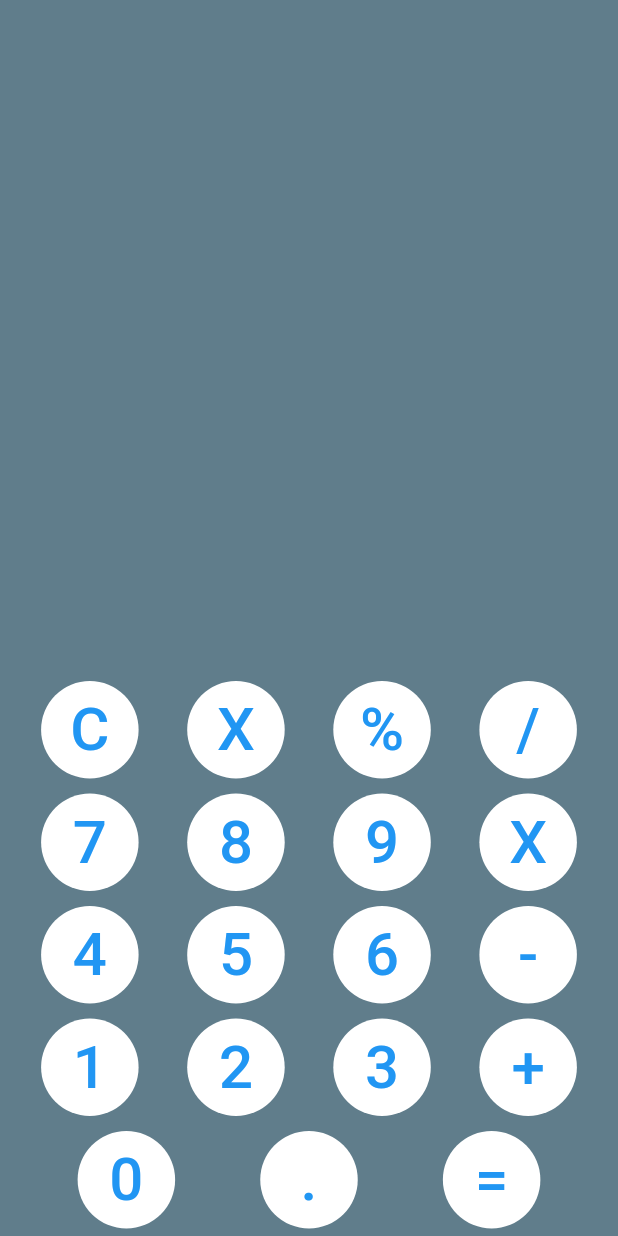
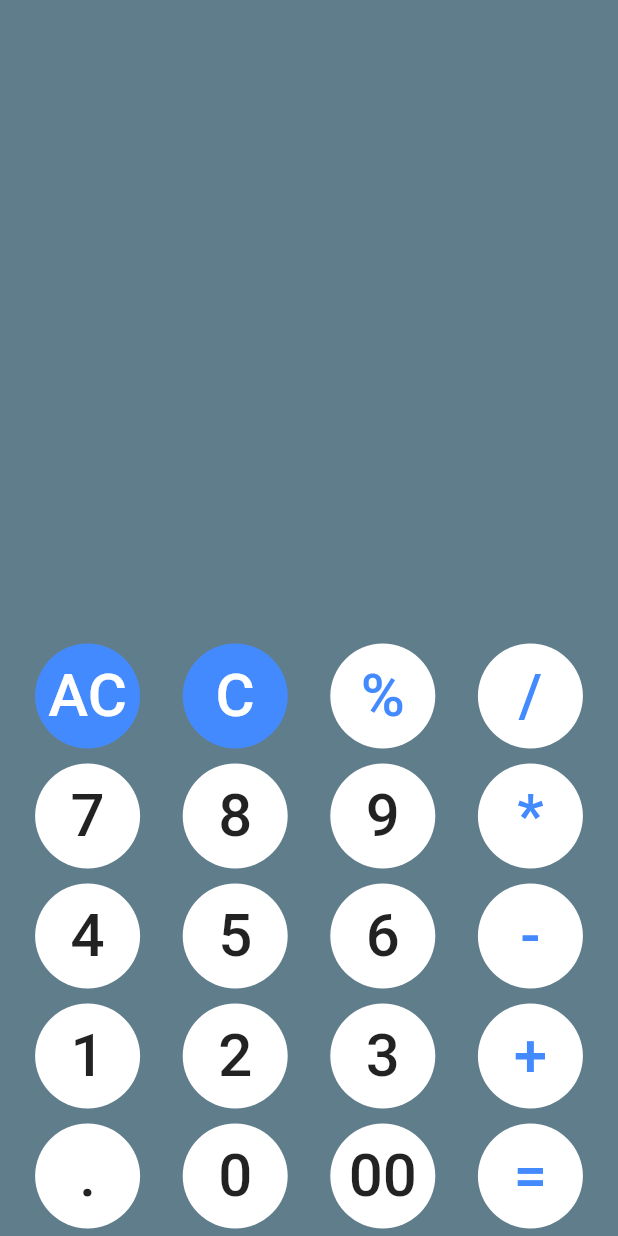
Before and after one commit to joelcoronah/calculator, a Flutter app: the screen it shows after launch, on a phone screen of 412 x 824 dp. Run offline on Flutter 3.47's test engine with Material 2 defaults, Android fonts, the phone set to English and light mode, and no system bars; our stand-ins replace math_expressions.

Commit message:
:sparkles: feat: add logic to calculate operations

```diff
--- a/lib/src/pages/calButton_page.dart
+++ b/lib/src/pages/calButton_page.dart
@@ -2,27 +2,38 @@ import 'package:flutter/material.dart';
 
 class CalButtonPage extends StatelessWidget {
   final String text;
-  const CalButtonPage({Key key, this.text}) : super(key: key);
+  final Color color;
+  final Color backGroundColor;
+  final Function action;
+
+  const CalButtonPage(
+      {Key key, this.text, this.color, this.backGroundColor, this.action})
+      : super(key: key);
 
   @override
   Widget build(BuildContext context) {
     return Container(
       margin: EdgeInsets.all(5),
-      width: 65,
-      height: 65,
+      width: 70,
+      height: 70,
       child: TextButton(
         style: TextButton.styleFrom(
-          backgroundColor: Colors.white,
+          backgroundColor:
+              backGroundColor != null ? backGroundColor : Colors.white,
           shape: RoundedRectangleBorder(
             borderRadius: BorderRadius.all(Radius.circular(50)),
           ),
         ),
         onPressed: () {
           print('boton $text');
+          action(text);
         },
         child: Text(
           text,
-          style: TextStyle(fontSize: 40),
+          style: TextStyle(
+            fontSize: 40,
+            color: color != null ? color : Colors.black87,
+          ),
         ),
       ),
     );
--- a/lib/src/pages/calculator_page.dart
+++ b/lib/src/pages/calculator_page.dart
@@ -1,8 +1,49 @@
 import 'package:calculator/src/pages/calButton_page.dart';
 import 'package:flutter/material.dart';
+import 'package:math_expressions/math_expressions.dart';
 
-class CalculatorApp extends StatelessWidget {
-  const CalculatorApp({Key key}) : super(key: key);
+class CalculatorApp extends StatefulWidget {
+  CalculatorApp({Key key}) : super(key: key);
+
+  @override
+  _CalculatorAppState createState() => _CalculatorAppState();
+}
+
+class _CalculatorAppState extends State<CalculatorApp> {
+  String _operation = '';
+  String _historical = '';
+
+  void calculate(String numText) {
+    Parser p = Parser();
+    Expression exp = p.parse(_operation);
+
+    // Bind variables:
+    ContextModel cm = ContextModel();
+    // Evaluate expression:
+    double eval = exp.evaluate(EvaluationType.REAL, cm);
+
+    setState(() {
+      _historical = _operation;
+      _operation = eval.toString();
+    });
+  }
+
+  void createNum(String text) {
+    setState(() => _operation += text);
+  }
+
+  void clearAll() {
+    setState(() {
+      _operation = '';
+      _historical = '';
+    });
+  }
+
+  void clear() {
+    setState(() {
+      _operation = '';
+    });
+  }
 
   @override
   Widget build(BuildContext context) {
@@ -12,48 +53,94 @@ class CalculatorApp extends StatelessWidget {
         child: Column(
           mainAxisAlignment: MainAxisAlignment.end,
           children: <Widget>[
+            Container(
+              alignment: Alignment(0.8, 1),
+              child: Text(
+                _historical,
+                style: TextStyle(
+                  fontSize: 30,
+                  color: Colors.black87,
+                ),
+              ),
+            ),
+            Container(
+              alignment: Alignment(0.8, 1),
+              child: Text(
+                _operation,
+                style: TextStyle(
+                  fontSize: 60,
+                  color: Colors.white,
+                ),
+              ),
+            ),
+            SizedBox(height: 20),
             Row(
               mainAxisAlignment: MainAxisAlignment.spaceEvenly,
               children: <Widget>[
-                CalButtonPage(text: 'C'),
-                CalButtonPage(text: 'X'),
-                CalButtonPage(text: '%'),
-                CalButtonPage(text: '/'),
+                CalButtonPage(
+                  text: 'AC',
+                  backGroundColor: Colors.blueAccent,
+                  color: Colors.white,
+                  action: (item) {
+                    clearAll();
+                  },
+                ),
+                CalButtonPage(
+                  text: 'C',
+                  backGroundColor: Colors.blueAccent,
+                  color: Colors.white,
+                  action: createNum,
+                ),
+                CalButtonPage(
+                  text: '%',
+                  color: Colors.blueAccent,
+                  action: createNum,
+                ),
+                CalButtonPage(
+                  text: '/',
+                  color: Colors.blueAccent,
+                  action: createNum,
+                ),
               ],
             ),
             Row(
               mainAxisAlignment: MainAxisAlignment.spaceEvenly,
               children: <Widget>[
-                CalButtonPage(text: '7'),
-                CalButtonPage(text: '8'),
-                CalButtonPage(text: '9'),
-                CalButtonPage(text: 'X'),
+                CalButtonPage(text: '7', action: createNum),
+                CalButtonPage(text: '8', action: createNum),
+                CalButtonPage(text: '9', action: createNum),
+                CalButtonPage(
+                    text: '*', color: Colors.blueAccent, action: createNum),
               ],
             ),
             Row(
               mainAxisAlignment: MainAxisAlignment.spaceEvenly,
               children: <Widget>[
-                CalButtonPage(text: '4'),
-                CalButtonPage(text: '5'),
-                CalButtonPage(text: '6'),
-                CalButtonPage(text: '-'),
+                CalButtonPage(text: '4', action: createNum),
+                CalButtonPage(text: '5', action: createNum),
+                CalButtonPage(text: '6', action: createNum),
+                CalButtonPage(
+                    text: '-', color: Colors.blueAccent, action: createNum),
               ],
             ),
             Row(
               mainAxisAlignment: MainAxisAlignment.spaceEvenly,
               children: <Widget>[
-                CalButtonPage(text: '1'),
-                CalButtonPage(text: '2'),
-                CalButtonPage(text: '3'),
-                CalButtonPage(text: '+'),
+                CalButtonPage(text: '1', action: createNum),
+                CalButtonPage(text: '2', action: createNum),
+                CalButtonPage(text: '3', action: createNum),
+                CalButtonPage(
+                    text: '+', color: Colors.blueAccent, action: createNum),
               ],
             ),
             Row(
               mainAxisAlignment: MainAxisAlignment.spaceEvenly,
               children: <Widget>[
-                CalButtonPage(text: '0'),
-                CalButtonPage(text: '.'),
-                CalButtonPage(text: '='),
+                CalButtonPage(text: '.', action: createNum),
+                CalButtonPage(text: '0', action: createNum),
+                CalButtonPage(text: '00', action: createNum),
+                CalButtonPage(
+                    text: '=', color: Colors.blueAccent, action: calculate),
               ],
             ),
           ],
--- a/pubspec.yaml
+++ b/pubspec.yaml
@@ -3,7 +3,7 @@ description: A new Flutter project.
 
 # The following line prevents the package from being accidentally published to
 # pub.dev using `pub publish`. This is preferred for private packages.
-publish_to: 'none' # Remove this line if you wish to publish to pub.dev
+publish_to: "none" # Remove this line if you wish to publish to pub.dev
 
 # The following defines the version and build number for your application.
 # A version number is three numbers separated by dots, like 1.2.43
@@ -23,7 +23,7 @@ environment:
 dependencies:
   flutter:
     sdk: flutter
-
+  math_expressions: ^2.0.0
 
   # The following adds the Cupertino Icons font to your application.
   # Use with the CupertinoIcons class for iOS style icons.
@@ -38,7 +38,6 @@ dev_dependencies:
 
 # The following section is specific to Flutter.
 flutter:
-
   # The following line ensures that the Material Icons font is
   # included with your application, so that you can use the icons in
   # the material Icons class.
```
Also changed, not shown: pubspec.lock.
